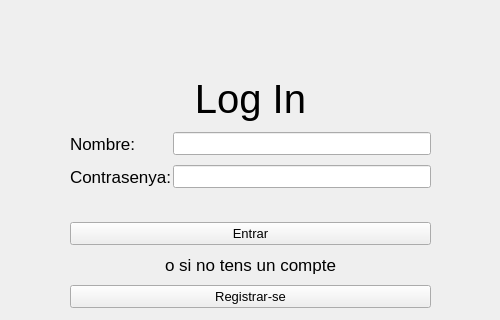
Old version of the form pycharm_TR_project/W_login.ui in the repository Dathator/TR_project; both pictures show x 0 to 500 and y 99 to 419 of the 500 by 600 pixel window.
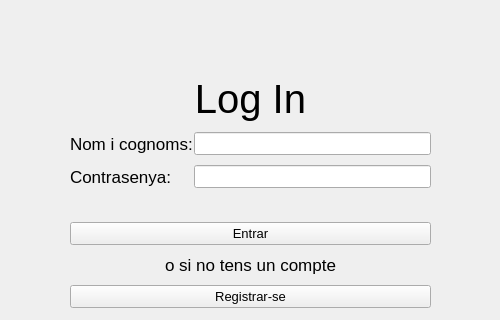
New version of the form.

Patch:
```diff
--- a/pycharm_TR_project/W_login.ui
+++ b/pycharm_TR_project/W_login.ui
@@ -80,7 +80,7 @@
        </font>
       </property>
       <property name="text">
-       <string>Nombre:</string>
+       <string>Nom i cognoms:</string>
       </property>
       <property name="alignment">
        <set>Qt::AlignLeading|Qt::AlignLeft|Qt::AlignVCenter</set>
```
